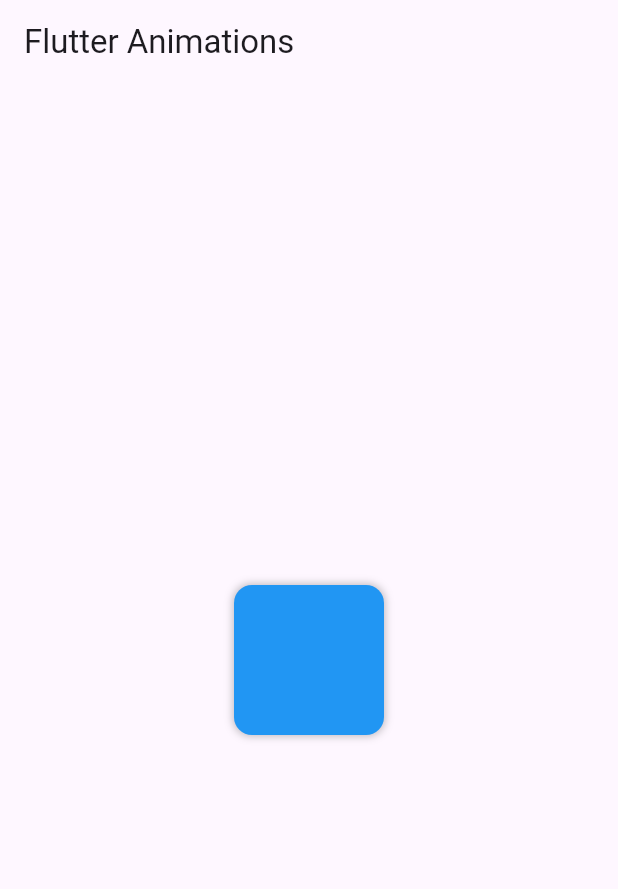
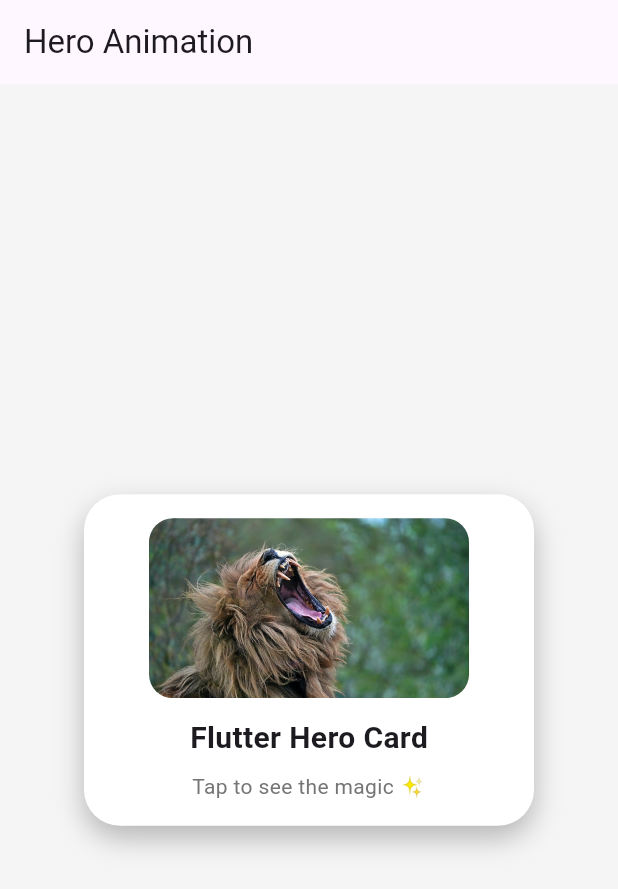
Before and after one commit to HIRWA13/flutter-snippets-for-my-projects, a Flutter app: the screen it shows after launch, on a phone screen of 412 x 824 dp. Shown: the top 889 px of the screen. Run offline on Flutter 3.47's test engine with Material 3 defaults, Android fonts, the phone set to English and light mode, and no system bars; our stand-ins replace equatable, flutter_bloc, flutter_localization, get_it.

Commit message:
feat: flutter hero animations

```diff
--- a/flutter_animations/lib/main.dart
+++ b/flutter_animations/lib/main.dart
@@ -1,5 +1,6 @@
 import 'package:flutter/material.dart';
-import 'package:flutter_animations/pages/animated_demo.dart';
+// import 'package:flutter_animations/pages/animated_demo.dart';
+import 'package:flutter_animations/pages/hero_animation/home_screen.dart';
 
 void main() {
   runApp(const MyApp());
@@ -12,7 +13,7 @@ class MyApp extends StatelessWidget {
   Widget build(BuildContext context) {
     return MaterialApp(
       title: 'Flutter Demo',
-      home: AnimatedPage()
+      home: HomeScreen()
     );
   }
 }
--- /dev/null
+++ b/flutter_animations/lib/pages/hero_animation/home_screen.dart
@@ -0,0 +1,75 @@
+// home_screen.dart
+import 'package:flutter/material.dart';
+import 'detail_screen.dart';
+
+class HomeScreen extends StatelessWidget {
+  const HomeScreen({super.key});
+
+  @override
+  Widget build(BuildContext context) {
+    return Scaffold(
+      appBar: AppBar(title: Text('Hero Animation'),),
+      backgroundColor: Colors.grey[100],
+      body: Center(
+        child: GestureDetector(
+          onTap: () {
+            Navigator.push(
+              context,
+              PageRouteBuilder(
+                transitionDuration: const Duration(milliseconds: 600),
+                pageBuilder:
+                    (_, anim, __) => FadeTransition(
+                      opacity: anim,
+                      child: const DetailScreen(),
+                    ),
+              ),
+            );
+          },
+          child: Hero(
+            tag: 'hero-card',
+            child: Material(
+              color: Colors.transparent,
+              child: Container(
+                width: 300,
+                padding: const EdgeInsets.all(16),
+                decoration: BoxDecoration(
+                  color: Colors.white,
+                  borderRadius: BorderRadius.circular(24),
+                  boxShadow: const [
+                    BoxShadow(
+                      color: Colors.black26,
+                      blurRadius: 16,
+                      offset: Offset(0, 8),
+                    ),
+                  ],
+                ),
+                child: Column(
+                  mainAxisSize: MainAxisSize.min,
+                  children: [
+                    ClipRRect(
+                      borderRadius: BorderRadius.circular(16),
+                      child: Image.asset('assets/images/lion.jpg', height: 120),
+                    ),
+                    const SizedBox(height: 12),
+                    const Text(
+                      'Flutter Hero Card',
+                      style: TextStyle(
+                        fontSize: 20,
+                        fontWeight: FontWeight.w600,
+                      ),
+                    ),
+                    const SizedBox(height: 8),
+                    Text(
+                      'Tap to see the magic ✨',
+                      style: TextStyle(color: Colors.grey[600]),
+                    ),
+                  ],
+                ),
+              ),
+            ),
+          ),
+        ),
+      ),
+    );
+  }
+}
--- a/flutter_animations/pubspec.yaml
+++ b/flutter_animations/pubspec.yaml
@@ -58,9 +58,8 @@ flutter:
   uses-material-design: true
 
   # To add assets to your application, add an assets section, like this:
-  # assets:
-  #   - images/a_dot_burr.jpeg
-  #   - images/a_dot_ham.jpeg
+  assets:
+    - assets/images/
 
   # An image asset can refer to one or more resolution-specific "variants", see
   # https://flutter.dev/to/resolution-aware-images
```
Also changed, not shown: flutter_animations/lib/pages/hero_animation/detail_screen.dart (added, +116 -0 lines), flutter_animations/assets/images/lion.jpg (added).
